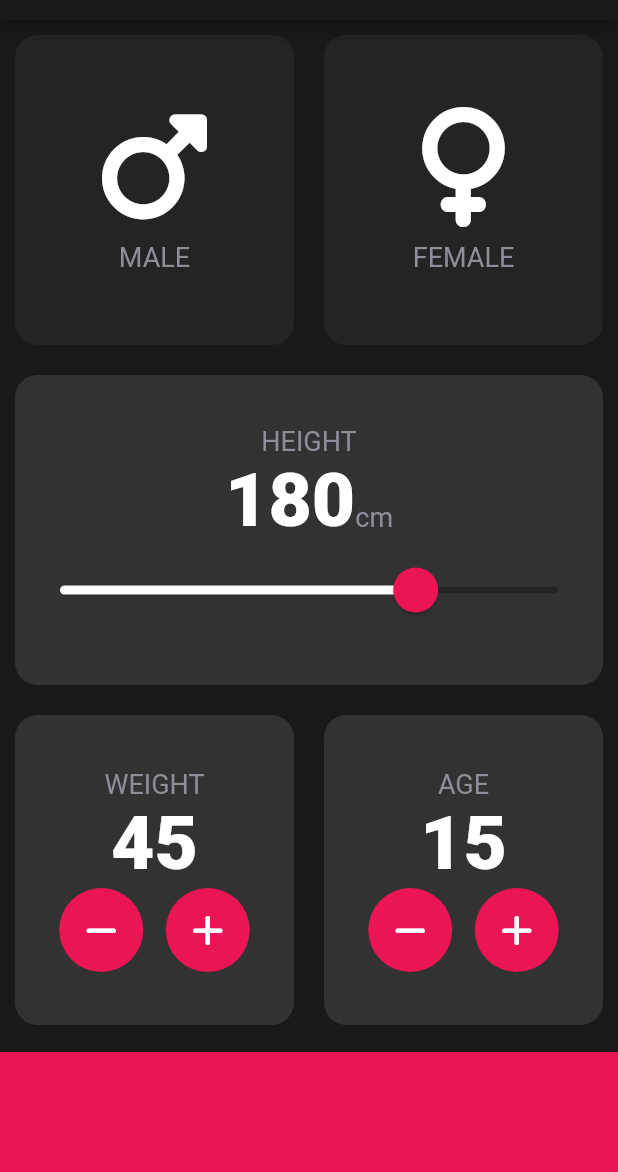
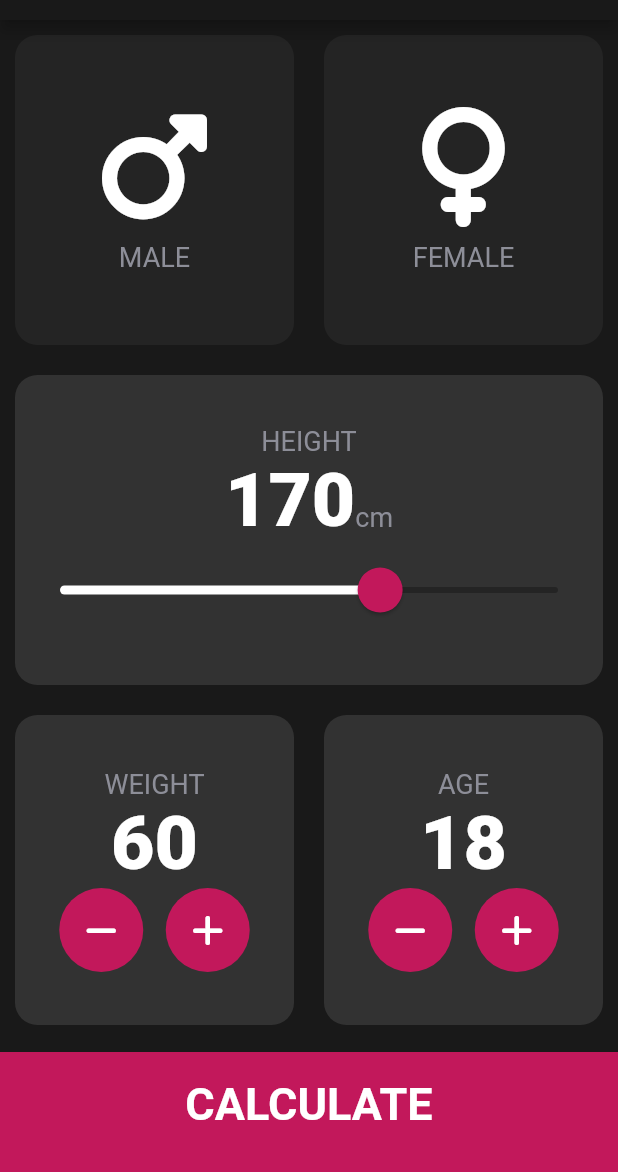
Before and after one commit to NabihUzcategui/Flutter-BMI-Calculator-APP, a Flutter app: the screen it shows after launch, on a phone screen of 412 x 824 dp, the part 64-1236 px from its top. Run offline on Flutter 3.47's test engine with Material 2 defaults, Android fonts, the phone set to English and light mode, and no system bars; our stand-ins replace font_awesome_flutter.

Commit message:
23/04/23-actualizacion_calculadoraBMI

```diff
--- /dev/null
+++ b/lib/components/calucalator_brain.dart
@@ -0,0 +1,40 @@
+// ignore_for_file: public_member_api_docs, sort_constructors_first
+import 'dart:math';
+
+class CalculatorBrain {
+
+  final int height;
+  final int weight;
+  late double _bmi;
+
+
+  CalculatorBrain(
+    this.height,
+    this.weight,
+  );
+
+  String calculatedBMI( ) {
+    _bmi = weight / pow(height/100, 2);
+    return _bmi.toStringAsFixed(1);
+  }
+
+  String getResult() {
+    if (_bmi >= 25) {
+      return 'Overweight';
+    } else if(_bmi > 18.5){
+      return 'Normal';
+    } else {
+      return 'Underweight';
+    }
+  }
+
+  String getInterpretation() {
+    if (_bmi >= 25) {
+      return 'You have a higher than normal body weight. Try to excercise more.';
+    } else if(_bmi > 18.5){
+      return 'You have a normal body weight.Good job!';
+    } else {
+      return 'You have a lower than normal body weight. You can eat a bit more.';
+    }
+  }
+}
--- a/lib/constants/constants.dart
+++ b/lib/constants/constants.dart
@@ -2,11 +2,26 @@ import 'package:flutter/material.dart';
 
 const kBottomContainerHeght = 80.0;
 const Color kActiveCardColor = Color(0xff323232);
+// Color kActiveCardColor = Colors.teal.shade600;
 const Color kInActiveCardColor = Color(0xff242424);
-const Color kBottomContainerColors = Color(0xffeb1555);
-const Color kSliderActiveColor = Color(0xffeb1555);
+// const Color kBottomContainerColors = Color(0xffeb1555);
+ Color kBottomContainerColors = Colors.pink.shade700;
+// const Color kSliderActiveColor = Color(0xffeb1555);
+ Color kSliderActiveColor = Colors.pink.shade700;
 const Color kSliderInactiveColor = Color(0xff242424);
-const Color kFloatingActionButtonColor = Color(0xffeb1555);
+// const Color kFloatingActionButtonColor = Color(0xffeb1555);
+Color kFloatingActionButtonColor = Colors.pink.shade700;
 
 const kLabelTextStyle = TextStyle(color: Color(0xff8d8e98), fontSize: 18.0);
+
 const kNumberTextStyle = TextStyle(fontSize: 50.0, fontWeight: FontWeight.w900);
+
+const kLargeButtonTextStyle = TextStyle( fontSize: 30.0, fontWeight: FontWeight.bold);
+
+const kTitleTextResultStyle = TextStyle( fontSize: 50.0, fontWeight: FontWeight.bold);
+
+const kResultsTextStyle = TextStyle( fontSize: 25.0, fontWeight: FontWeight.bold, color: Colors.green);
+
+const kBMITextStyle = TextStyle( fontSize: 100.0, fontWeight: FontWeight.bold);
+
+const kBodyTextStyle = TextStyle(fontSize: 25);
--- a/lib/main.dart
+++ b/lib/main.dart
@@ -1,5 +1,7 @@
 import 'package:flutter/material.dart';
-import 'pages/input_page.dart';
+
+import 'pages/pages.dart';
+
 
 void main() => runApp(MyApp());
 
--- a/lib/pages/input_page.dart
+++ b/lib/pages/input_page.dart
@@ -1,4 +1,6 @@
 import 'package:flutter/material.dart';
+import 'package:flutter_bmi_calculator_app/components/calucalator_brain.dart';
+import 'package:flutter_bmi_calculator_app/pages/results_page.dart';
 import 'package:font_awesome_flutter/font_awesome_flutter.dart';
 import '../constants/constants.dart';
 import '../widges/widgets.dart';
@@ -21,9 +23,9 @@ class InputPage extends StatefulWidget {
 class _InputPageState extends State<InputPage> {
 
   Gender? selectedGender;
-  int height = 180;
-  int weight = 45;
-  int age = 15;
+  int height = 170;
+  int weight = 60;
+  int age = 18;
 
   @override
   Widget build(BuildContext context) {
@@ -211,42 +213,22 @@ class _InputPageState extends State<InputPage> {
             ),
           ),
 
-          Container(
-            margin: const EdgeInsets.only(top: 8.0),
-            width: double.infinity,
-            height: kBottomContainerHeght,
-            color: kBottomContainerColors,
-          )
+          BottomButton(
+            buttontitle: 'CALCULATE',
+            onTap: () {
+
+              CalculatorBrain calc = CalculatorBrain(height, weight);
+
+              Navigator.push(context, MaterialPageRoute(builder: (context) => ResultsPage(
+                bmiResult: calc.calculatedBMI(),
+                resultText: calc.getResult(),
+                interpretation: calc.getInterpretation(),
+              )));
+            },
+          ),
+
         ],
       ),
     );
   }
 }
-
-
-class RoundIconButton extends StatelessWidget {
-
-  final IconData icon;
-  final VoidCallback onPressed;
-
-  const RoundIconButton({
-    super.key,
-    required this.icon,
-    required this.onPressed
-  });
-
-  @override
-  Widget build(BuildContext context) {
-    return RawMaterialButton(
-      shape: const CircleBorder(),
-      elevation: 0,
-      fillColor: kFloatingActionButtonColor,
-      constraints: const BoxConstraints.tightFor(
-        width: 56.0,
-        height: 56.0,
-      ),
-      onPressed: onPressed,
-      child: Icon(icon),
-    );
-  }
-}
--- /dev/null
+++ b/lib/pages/pages.dart
@@ -0,0 +1,2 @@
+export 'package:flutter_bmi_calculator_app/pages/input_page.dart';
+export 'package:flutter_bmi_calculator_app/pages/results_page.dart';
--- /dev/null
+++ b/lib/widges/bottom_Button.dart
@@ -0,0 +1,30 @@
+import 'package:flutter/material.dart';
+
+import '../constants/constants.dart';
+
+class BottomButton extends StatelessWidget {
+
+  final VoidCallback onTap;
+  final String buttontitle;
+
+  const BottomButton({
+    super.key,
+    required this.onTap,
+    required this.buttontitle
+  });
+
+  @override
+  Widget build(BuildContext context) {
+    return GestureDetector(
+      onTap: onTap,
+      child: Container(
+        margin: const EdgeInsets.only(top: 8.0),
+        padding: const EdgeInsets.only(bottom: 10),
+        width: double.infinity,
+        height: kBottomContainerHeght,
+        color: kBottomContainerColors,
+        child: Center(child: Text(buttontitle, style: kLargeButtonTextStyle)),
+      ),
+    );
+  }
+}
--- /dev/null
+++ b/lib/widges/round_icon_button.dart
@@ -0,0 +1,30 @@
+import 'package:flutter/material.dart';
+
+import '../constants/constants.dart';
+
+class RoundIconButton extends StatelessWidget {
+
+  final IconData icon;
+  final VoidCallback onPressed;
+
+  const RoundIconButton({
+    super.key,
+    required this.icon,
+    required this.onPressed
+  });
+
+  @override
+  Widget build(BuildContext context) {
+    return RawMaterialButton(
+      shape: const CircleBorder(),
+      elevation: 0,
+      fillColor: kFloatingActionButtonColor,
+      constraints: const BoxConstraints.tightFor(
+        width: 56.0,
+        height: 56.0,
+      ),
+      onPressed: onPressed,
+      child: Icon(icon),
+    );
+  }
+}
--- a/lib/widges/widgets.dart
+++ b/lib/widges/widgets.dart
@@ -1,2 +1,5 @@
+export 'package:flutter_bmi_calculator_app/widges/round_icon_button.dart';
+
+export 'package:flutter_bmi_calculator_app/widges/bottom_Button.dart';
 export 'package:flutter_bmi_calculator_app/widges/icon_content.dart';
 export 'package:flutter_bmi_calculator_app/widges/card_container.dart';
```
Also changed, not shown: lib/pages/results_page.dart (added, +63 -0 lines).
